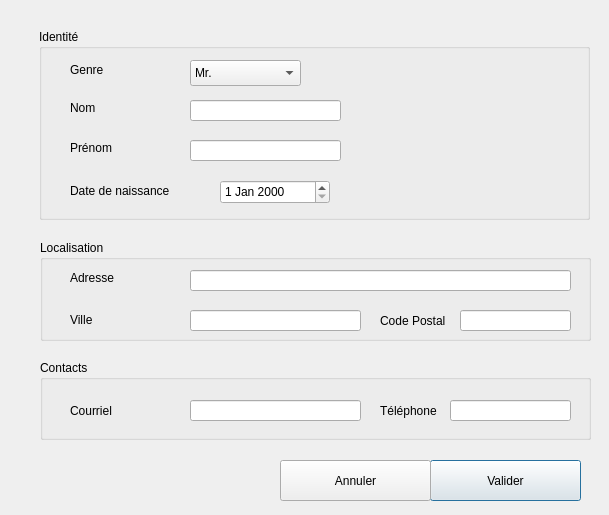
Above: BestResidence/ajoutclient.ui from jordanlang/BestResidence before the change. Below: the same form after it.
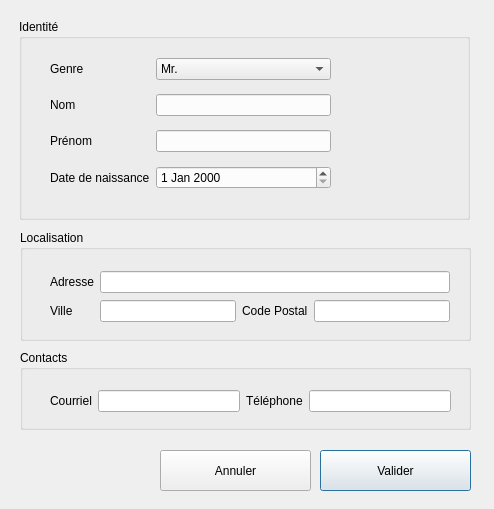
That is the form after the change.

Commit message: Ajout des layouts

What changed in the file:
```diff
--- a/BestResidence/ajoutclient.ui
+++ b/BestResidence/ajoutclient.ui
@@ -6,79 +6,18 @@
    <rect>
     <x>0</x>
     <y>0</y>
-    <width>609</width>
-    <height>515</height>
+    <width>494</width>
+    <height>509</height>
    </rect>
   </property>
   <property name="windowTitle">
    <string>Dialog</string>
   </property>
-  <widget class="QLineEdit" name="q_adresse">
-   <property name="geometry">
-    <rect>
-     <x>190</x>
-     <y>270</y>
-     <width>381</width>
-     <height>21</height>
-    </rect>
-   </property>
-  </widget>
-  <widget class="QLineEdit" name="q_ville">
-   <property name="geometry">
-    <rect>
-     <x>190</x>
-     <y>310</y>
-     <width>171</width>
-     <height>21</height>
-    </rect>
-   </property>
-  </widget>
-  <widget class="QLabel" name="l_typeAnnonce">
-   <property name="geometry">
-    <rect>
-     <x>70</x>
-     <y>60</y>
-     <width>41</width>
-     <height>20</height>
-    </rect>
-   </property>
-   <property name="text">
-    <string>Genre</string>
-   </property>
-  </widget>
-  <widget class="QComboBox" name="genre">
-   <property name="geometry">
-    <rect>
-     <x>190</x>
-     <y>60</y>
-     <width>111</width>
-     <height>26</height>
-    </rect>
-   </property>
-   <property name="cursor">
-    <cursorShape>PointingHandCursor</cursorShape>
-   </property>
-   <item>
-    <property name="text">
-     <string>Mr.</string>
-    </property>
-   </item>
-   <item>
-    <property name="text">
-     <string>Mlle.</string>
-    </property>
-   </item>
-   <item>
-    <property name="text">
-     <string>Mme.</string>
-    </property>
-   </item>
-  </widget>
   <widget class="QPushButton" name="b_valider">
    <property name="geometry">
     <rect>
-     <x>430</x>
-     <y>460</y>
+     <x>320</x>
+     <y>450</y>
      <width>151</width>
      <height>41</height>
     </rect>
@@ -90,8 +29,8 @@
   <widget class="QPushButton" name="b_annuler">
    <property name="geometry">
     <rect>
-     <x>280</x>
-     <y>460</y>
+     <x>160</x>
+     <y>450</y>
      <width>151</width>
      <height>41</height>
     </rect>
@@ -100,104 +39,13 @@
     <string>Annuler</string>
    </property>
   </widget>
-  <widget class="QLineEdit" name="q_courriel">
-   <property name="geometry">
-    <rect>
-     <x>190</x>
-     <y>400</y>
-     <width>171</width>
-     <height>21</height>
-    </rect>
-   </property>
-   <property name="text">
-    <string/>
-   </property>
-  </widget>
-  <widget class="QLineEdit" name="q_nom">
-   <property name="geometry">
-    <rect>
-     <x>190</x>
-     <y>100</y>
-     <width>151</width>
-     <height>21</height>
-    </rect>
-   </property>
-   <property name="placeholderText">
-    <string/>
-   </property>
-  </widget>
-  <widget class="QLineEdit" name="q_prenom">
-   <property name="geometry">
-    <rect>
-     <x>190</x>
-     <y>140</y>
-     <width>151</width>
-     <height>21</height>
-    </rect>
-   </property>
-   <property name="text">
-    <string/>
-   </property>
-   <property name="placeholderText">
-    <string/>
-   </property>
-  </widget>
-  <widget class="QDateEdit" name="date">
-   <property name="geometry">
-    <rect>
-     <x>220</x>
-     <y>180</y>
-     <width>110</width>
-     <height>24</height>
-    </rect>
-   </property>
-  </widget>
-  <widget class="QLabel" name="l_adresse_2">
-   <property name="geometry">
-    <rect>
-     <x>70</x>
-     <y>180</y>
-     <width>121</width>
-     <height>21</height>
-    </rect>
-   </property>
-   <property name="text">
-    <string>Date de naissance</string>
-   </property>
-  </widget>
-  <widget class="QLabel" name="l_nom">
-   <property name="geometry">
-    <rect>
-     <x>70</x>
-     <y>100</y>
-     <width>31</width>
-     <height>16</height>
-    </rect>
-   </property>
-   <property name="text">
-    <string>Nom</string>
-   </property>
-  </widget>
-  <widget class="QLabel" name="l_prenom">
-   <property name="geometry">
-    <rect>
-     <x>70</x>
-     <y>140</y>
-     <width>51</width>
-     <height>16</height>
-    </rect>
-   </property>
-   <property name="text">
-    <string>Prénom</string>
-   </property>
-  </widget>
   <widget class="QGroupBox" name="groupBox">
    <property name="geometry">
     <rect>
-     <x>39</x>
-     <y>29</y>
-     <width>551</width>
-     <height>191</height>
+     <x>19</x>
+     <y>19</y>
+     <width>451</width>
+     <height>201</height>
     </rect>
    </property>
    <property name="title">
@@ -207,119 +55,195 @@
   <widget class="QGroupBox" name="groupBox_2">
    <property name="geometry">
     <rect>
-     <x>40</x>
-     <y>240</y>
-     <width>551</width>
-     <height>101</height>
+     <x>20</x>
+     <y>230</y>
+     <width>451</width>
+     <height>111</height>
     </rect>
    </property>
    <property name="title">
     <string>Localisation</string>
    </property>
-   <widget class="QLabel" name="l_ville">
+   <widget class="QWidget" name="">
     <property name="geometry">
      <rect>
       <x>30</x>
-      <y>70</y>
-      <width>31</width>
-      <height>20</height>
+      <y>40</y>
+      <width>400</width>
+      <height>54</height>
      </rect>
     </property>
-    <property name="text">
-     <string>Ville</string>
-    </property>
-   </widget>
-   <widget class="QLabel" name="l_adresse">
-    <property name="geometry">
-     <rect>
-      <x>30</x>
-      <y>30</y>
-      <width>51</width>
-      <height>16</height>
-     </rect>
-    </property>
-    <property name="text">
-     <string>Adresse</string>
-    </property>
-   </widget>
-   <widget class="QLineEdit" name="q_codePostal">
-    <property name="geometry">
-     <rect>
-      <x>420</x>
-      <y>70</y>
-      <width>111</width>
-      <height>21</height>
-     </rect>
-    </property>
-    <property name="text">
-     <string/>
-    </property>
-    <property name="placeholderText">
-     <string/>
-    </property>
-   </widget>
-   <widget class="QLabel" name="l_codePostal">
-    <property name="geometry">
-     <rect>
-      <x>340</x>
-      <y>70</y>
-      <width>81</width>
-      <height>21</height>
-     </rect>
-    </property>
-    <property name="text">
-     <string>Code Postal</string>
-    </property>
+    <layout class="QGridLayout" name="gridLayout_2">
+     <item row="0" column="0">
+      <widget class="QLabel" name="l_adresse">
+       <property name="text">
+        <string>Adresse</string>
+       </property>
+      </widget>
+     </item>
+     <item row="0" column="1" colspan="3">
+      <widget class="QLineEdit" name="q_adresse"/>
+     </item>
+     <item row="1" column="0">
+      <widget class="QLabel" name="l_ville">
+       <property name="text">
+        <string>Ville</string>
+       </property>
+      </widget>
+     </item>
+     <item row="1" column="1">
+      <widget class="QLineEdit" name="q_ville"/>
+     </item>
+     <item row="1" column="2">
+      <widget class="QLabel" name="l_codePostal">
+       <property name="text">
+        <string>Code Postal</string>
+       </property>
+      </widget>
+     </item>
+     <item row="1" column="3">
+      <widget class="QLineEdit" name="q_codePostal">
+       <property name="text">
+        <string/>
+       </property>
+       <property name="placeholderText">
+        <string/>
+       </property>
+      </widget>
+     </item>
+    </layout>
    </widget>
   </widget>
   <widget class="QGroupBox" name="groupBox_3">
    <property name="geometry">
     <rect>
-     <x>40</x>
-     <y>360</y>
-     <width>551</width>
+     <x>20</x>
+     <y>350</y>
+     <width>451</width>
      <height>80</height>
     </rect>
    </property>
    <property name="title">
     <string>Contacts</string>
    </property>
-   <widget class="QLabel" name="l_courriel">
+   <widget class="QWidget" name="">
     <property name="geometry">
      <rect>
       <x>30</x>
       <y>40</y>
-      <width>51</width>
-      <height>21</height>
+      <width>401</width>
+      <height>23</height>
      </rect>
     </property>
-    <property name="text">
-     <string>Courriel</string>
-    </property>
+    <layout class="QGridLayout" name="gridLayout_3">
+     <item row="0" column="0">
+      <widget class="QLabel" name="l_courriel">
+       <property name="text">
+        <string>Courriel</string>
+       </property>
+      </widget>
+     </item>
+     <item row="0" column="1">
+      <widget class="QLineEdit" name="q_courriel">
+       <property name="text">
+        <string/>
+       </property>
+      </widget>
+     </item>
+     <item row="0" column="2">
+      <widget class="QLabel" name="l_telephone">
+       <property name="text">
+        <string>Téléphone</string>
+       </property>
+      </widget>
+     </item>
+     <item row="0" column="3">
+      <widget class="QLineEdit" name="q_telephone"/>
+     </item>
+    </layout>
    </widget>
-   <widget class="QLineEdit" name="q_telephone">
-    <property name="geometry">
-     <rect>
-      <x>410</x>
-      <y>40</y>
-      <width>121</width>
-      <height>21</height>
-     </rect>
-    </property>
-   </widget>
-   <widget class="QLabel" name="l_telephone">
-    <property name="geometry">
-     <rect>
-      <x>340</x>
-      <y>40</y>
-      <width>71</width>
-      <height>21</height>
-     </rect>
-    </property>
-    <property name="text">
-     <string>Téléphone</string>
-    </property>
-   </widget>
+  </widget>
+  <widget class="QWidget" name="">
+   <property name="geometry">
+    <rect>
+     <x>50</x>
+     <y>50</y>
+     <width>281</width>
+     <height>151</height>
+    </rect>
+   </property>
+   <layout class="QGridLayout" name="gridLayout">
+    <item row="0" column="0">
+     <widget class="QLabel" name="l_typeAnnonce">
+      <property name="text">
+       <string>Genre</string>
+      </property>
+     </widget>
+    </item>
+    <item row="0" column="1">
+     <widget class="QComboBox" name="genre">
+      <property name="cursor">
+       <cursorShape>PointingHandCursor</cursorShape>
+      </property>
+      <item>
+       <property name="text">
+        <string>Mr.</string>
+       </property>
+      </item>
+      <item>
+       <property name="text">
+        <string>Mlle.</string>
+       </property>
+      </item>
+      <item>
+       <property name="text">
+        <string>Mme.</string>
+       </property>
+      </item>
+     </widget>
+    </item>
+    <item row="1" column="0">
+     <widget class="QLabel" name="l_nom">
+      <property name="text">
+       <string>Nom</string>
+      </property>
+     </widget>
+    </item>
+    <item row="1" column="1">
+     <widget class="QLineEdit" name="q_nom">
+      <property name="placeholderText">
+       <string/>
+      </property>
+     </widget>
+    </item>
+    <item row="2" column="0">
+     <widget class="QLabel" name="l_prenom">
+      <property name="text">
+       <string>Prénom</string>
+      </property>
+     </widget>
+    </item>
+    <item row="2" column="1">
+     <widget class="QLineEdit" name="q_prenom">
+      <property name="text">
+       <string/>
+      </property>
+      <property name="placeholderText">
+       <string/>
+      </property>
+     </widget>
+    </item>
+    <item row="3" column="0">
+     <widget class="QLabel" name="l_adresse_2">
+      <property name="text">
+       <string>Date de naissance</string>
+      </property>
+     </widget>
+    </item>
+    <item row="3" column="1">
+     <widget class="QDateEdit" name="date"/>
+    </item>
+   </layout>
   </widget>
   <zorder>groupBox</zorder>
   <zorder>groupBox_3</zorder>
```
Left out of the diff: 3 changed lines with no effect on the pictures. The commit also changes 2 other files.
